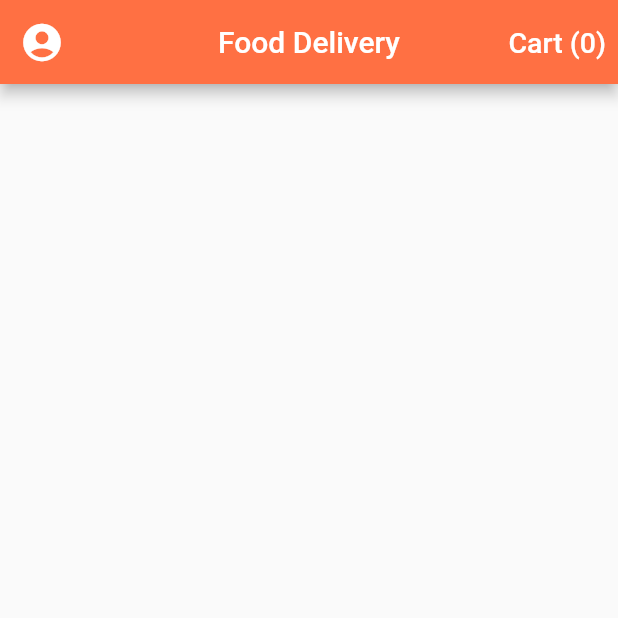
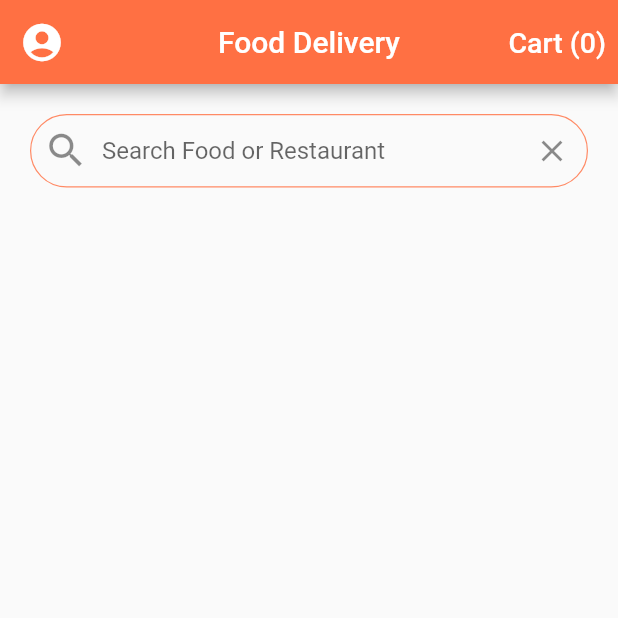
Before and after one commit to ShakriyaPanday/food_delivery_app, a Flutter app: the screen it shows after launch, on a phone screen of 412 x 824 dp, the top half of it. Run offline on Flutter 3.47's test engine with Material 2 defaults, Android fonts, the light colour scheme and no system bars.

Commit message:
search bar added

```diff
--- a/lib/main.dart
+++ b/lib/main.dart
@@ -15,6 +15,7 @@ class MyApp extends StatelessWidget {
       title: "Food Deleivery App",
       theme: ThemeData(
         scaffoldBackgroundColor: Colors.grey[50],
+        primaryColor: Colors.deepOrangeAccent,
         appBarTheme: AppBarTheme(color: Colors.deepOrange[400]),
       ),
       home: const HomeScreen(),
--- a/lib/screens/home_screen.dart
+++ b/lib/screens/home_screen.dart
@@ -32,6 +32,34 @@ class _HomeScreenState extends State<HomeScreen> {
           )
         ],
       ),
+      body: ListView(children: [
+        Padding(
+          padding: const EdgeInsets.all(20.0),
+          child: TextField(
+            decoration: InputDecoration(
+                contentPadding: const EdgeInsets.symmetric(vertical: 15.0),
+                enabledBorder: OutlineInputBorder(
+                  borderRadius: BorderRadius.circular(30),
+                  borderSide:
+                      BorderSide(width: 0.8, color: Colors.deepOrange[300]!),
+                ),
+                focusedBorder: OutlineInputBorder(
+                  borderRadius: BorderRadius.circular(30),
+                  borderSide: BorderSide(
+                      width: 0.8, color: Theme.of(context).primaryColor),
+                ),
+                hintText: "Search Food or Restaurant",
+                prefixIcon: const Icon(
+                  Icons.search,
+                  size: 30.0,
+                ),
+                suffixIcon: IconButton(
+                  icon: const Icon(Icons.clear),
+                  onPressed: (() {}),
+                )),
+          ),
+        )
+      ]),
     );
   }
 }
```
